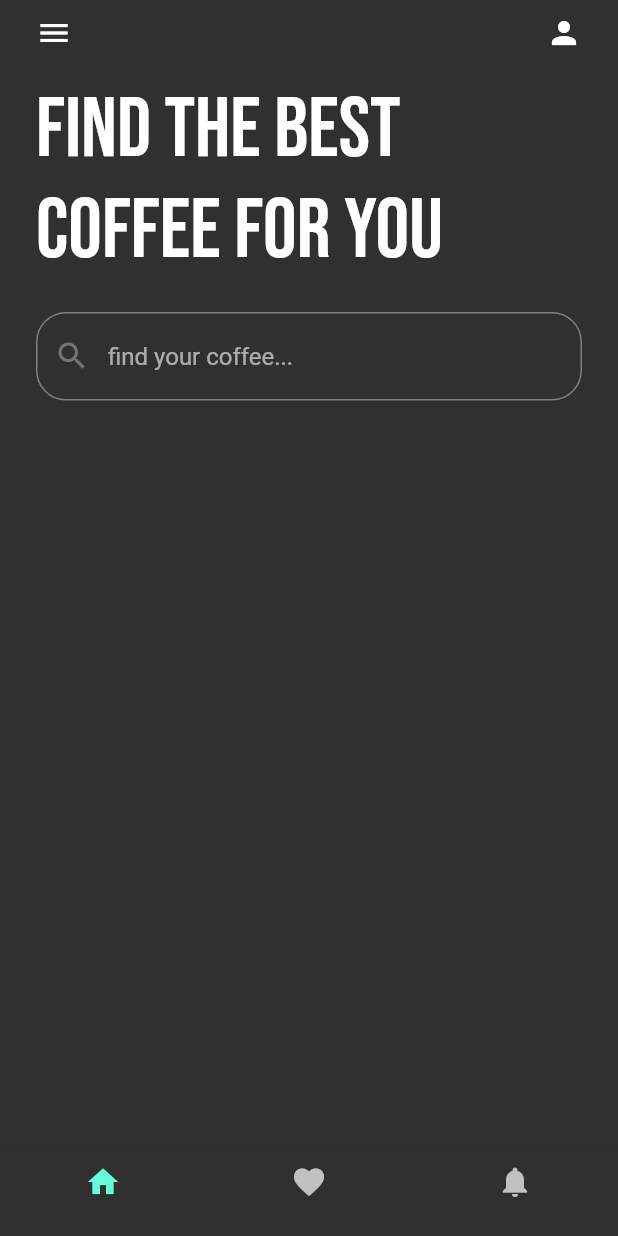
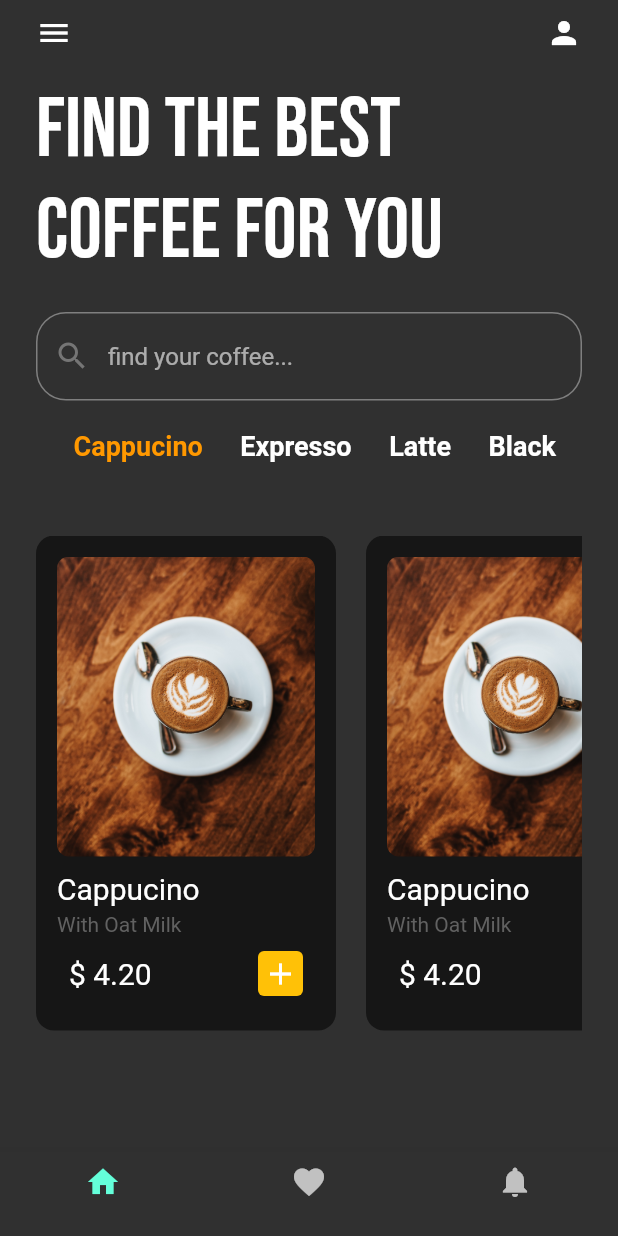
Before and after one commit to aristrisnawan/coffee-shop, a Flutter app: the screen it shows after launch, on a phone screen of 412 x 824 dp. Run offline on Flutter 3.47's test engine with Material 2 defaults, Android fonts, the light colour scheme and no system bars; our stand-ins replace google_fonts.

Commit message:
add coffee tile and type

```diff
--- a/lib/home_page.dart
+++ b/lib/home_page.dart
@@ -1,3 +1,5 @@
+import 'package:cofee_shop/util/coffee_tile.dart';
+import 'package:cofee_shop/util/coffee_type.dart';
 import 'package:flutter/material.dart';
 import 'package:google_fonts/google_fonts.dart';
 
@@ -52,12 +54,41 @@ class HomePage extends StatelessWidget {
                                   BorderSide(color: Colors.grey.shade600),
                               borderRadius: BorderRadius.circular(20))),
                     ),
-
+                    SizedBox(
+                      height: 20,
+                    ),
+                    //Horizontal listview menu
+                    Container(
+                      height: 50,
+                      width: MediaQuery.of(context).size.width,
+                      child: ListView(
+                        scrollDirection: Axis.horizontal,
+                        children: [
+                          CoffeType(coffeeType: 'Cappucino',isSelected: true,),
+                          CoffeType(coffeeType: 'Expresso'),
+                          CoffeType(coffeeType: 'Latte'),
+                          CoffeType(coffeeType: 'Black'),
+                        ],
+                      ),
+                    ),
                     //Horizontal scroll
                     SizedBox(
                       height: 20,
                     ),
-
+                    Container(
+                      width: MediaQuery.of(context).size.width,
+                      height: 330,
+                      child: ListView(
+                        scrollDirection: Axis.horizontal,
+                        children: [
+                          CofeeTile(),
+                          SizedBox(
+                            width: 20,
+                          ),
+                          CofeeTile(),
+                        ],
+                      ),
+                    )
                   ],
                 ),
               ),
--- /dev/null
+++ b/lib/util/coffee_tile.dart
@@ -0,0 +1,72 @@
+import 'dart:ui';
+
+import 'package:flutter/material.dart';
+
+class CofeeTile extends StatelessWidget {
+  const CofeeTile({super.key});
+
+  @override
+  Widget build(BuildContext context) {
+    return Container(
+      decoration: BoxDecoration(
+        borderRadius: BorderRadius.circular(12),
+        color: Colors.black54,
+      ),
+      height: 330,
+      width: 200,
+      child: Padding(
+        padding: const EdgeInsets.all(14),
+        child: Column(
+          crossAxisAlignment: CrossAxisAlignment.start,
+          children: [
+            ClipRRect(
+              borderRadius: BorderRadius.circular(8),
+              child: Image.asset(
+                "assets/coffe.jpg",
+                height: 200,
+                width: 200,
+                fit: BoxFit.cover,
+              ),
+            ),
+            SizedBox(
+              height: 10,
+            ),
+            Text(
+              "Cappucino",
+              style: TextStyle(fontSize: 20),
+            ),
+            SizedBox(
+              height: 4,
+            ),
+            Text(
+              "With Oat Milk",
+              style: TextStyle(color: Colors.grey[700]),
+            ),
+            SizedBox(
+              height: 10,
+            ),
+            Padding(
+              padding: const EdgeInsets.symmetric(horizontal: 8),
+              child: Row(
+                mainAxisAlignment: MainAxisAlignment.spaceBetween,
+                children: [
+                  Text(
+                    '\$ 4.20',
+                    style: TextStyle(fontSize: 20),
+                  ),
+                  Container(
+                      height: 30,
+                      width: 30,
+                      decoration: BoxDecoration(
+                          color: Colors.amber,
+                          borderRadius: BorderRadius.circular(4)),
+                      child: Icon(Icons.add))
+                ],
+              ),
+            )
+          ],
+        ),
+      ),
+    );
+  }
+}
--- /dev/null
+++ b/lib/util/coffee_type.dart
@@ -0,0 +1,21 @@
+import 'package:flutter/material.dart';
+
+class CoffeType extends StatelessWidget {
+  final String coffeeType;
+  final bool isSelected;
+  const CoffeType({required this.coffeeType, this.isSelected = false});
+
+  @override
+  Widget build(BuildContext context) {
+    return Padding(
+      padding: const EdgeInsets.only(left: 25),
+      child: Text(
+        coffeeType,
+        style: TextStyle(
+            fontWeight: FontWeight.bold,
+            fontSize: 18,
+            color: isSelected ? Colors.orange : Colors.white),
+      ),
+    );
+  }
+}
```
